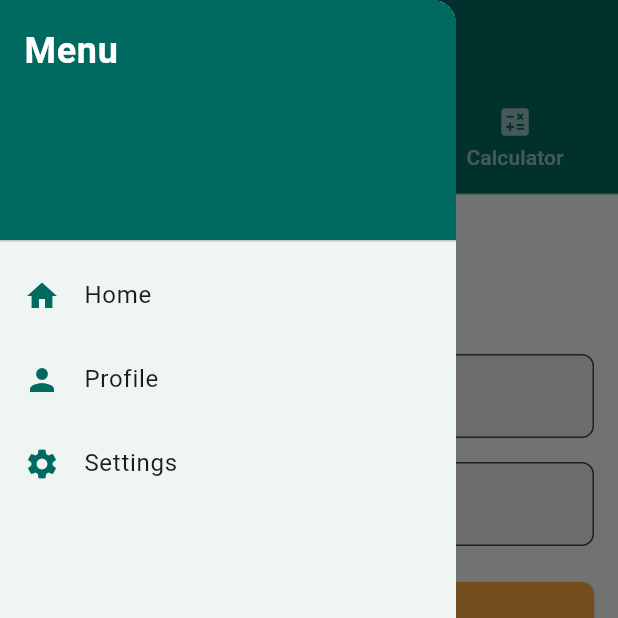
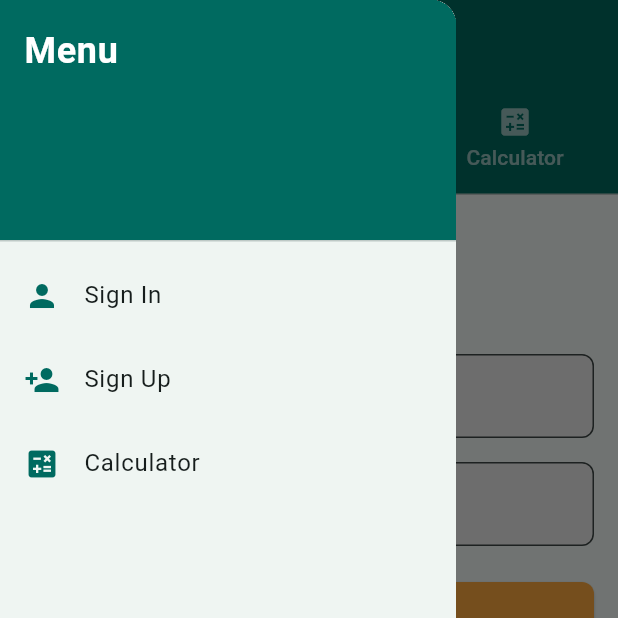
Before and after one commit to toni-cassia/basicappflutter, a Flutter app: the screen it shows after launch, with the side drawer open, on a phone screen of 412 x 824 dp, the top half of it. Run offline on Flutter 3.47's test engine with Material 3 defaults, Android fonts, the phone set to English and light mode, and no system bars; our stand-ins replace google_fonts, math_expressions.

Commit message:
main.dart

```diff
--- a/lib/main.dart
+++ b/lib/main.dart
@@ -1,6 +1,7 @@
 import 'package:flutter/material.dart';
 import 'package:math_expressions/math_expressions.dart';
 import 'package:google_fonts/google_fonts.dart';
+
 void main() => runApp(MyApp());
 
 class MyApp extends StatelessWidget {
@@ -20,13 +21,13 @@ class MyApp extends StatelessWidget {
     );
   }
 }
+
 class HomePage extends StatefulWidget {
   @override
   _HomePageState createState() => _HomePageState();
 }
 
 class _HomePageState extends State<HomePage> with SingleTickerProviderStateMixin {
-
   late TabController _tabController;
 
   @override
@@ -40,7 +41,6 @@ class _HomePageState extends State<HomePage> with SingleTickerProviderStateMixin
     _tabController.dispose();
     super.dispose();
   }
-
 
   @override
   Widget build(BuildContext context) {
@@ -88,6 +88,7 @@ class _HomePageState extends State<HomePage> with SingleTickerProviderStateMixin
       ),
     );
   }
+
   Widget _buildDrawer() {
     return Drawer(
       child: ListView(
@@ -106,24 +107,26 @@ class _HomePageState extends State<HomePage> with SingleTickerProviderStateMixin
               ),
             ),
           ),
-          _buildDrawerItem(Icons.home, 'Home'),
-          _buildDrawerItem(Icons.person, 'Profile'),
-          _buildDrawerItem(Icons.settings, 'Settings'),
+          _buildDrawerItem(Icons.person, 'Sign In', 0),
+          _buildDrawerItem(Icons.person_add, 'Sign Up', 1),
+          _buildDrawerItem(Icons.calculate, 'Calculator', 2),
         ],
       ),
     );
   }
 
-  Widget _buildDrawerItem(IconData icon, String title) {
+  Widget _buildDrawerItem(IconData icon, String title, int index) {
     return ListTile(
       leading: Icon(icon, color: Theme.of(context).primaryColor),
       title: Text(title),
       onTap: () {
         Navigator.pop(context);
+        _tabController.animateTo(index);
       },
     );
   }
 }
+
 
 class SignInScreen extends StatelessWidget {
   @override
```
